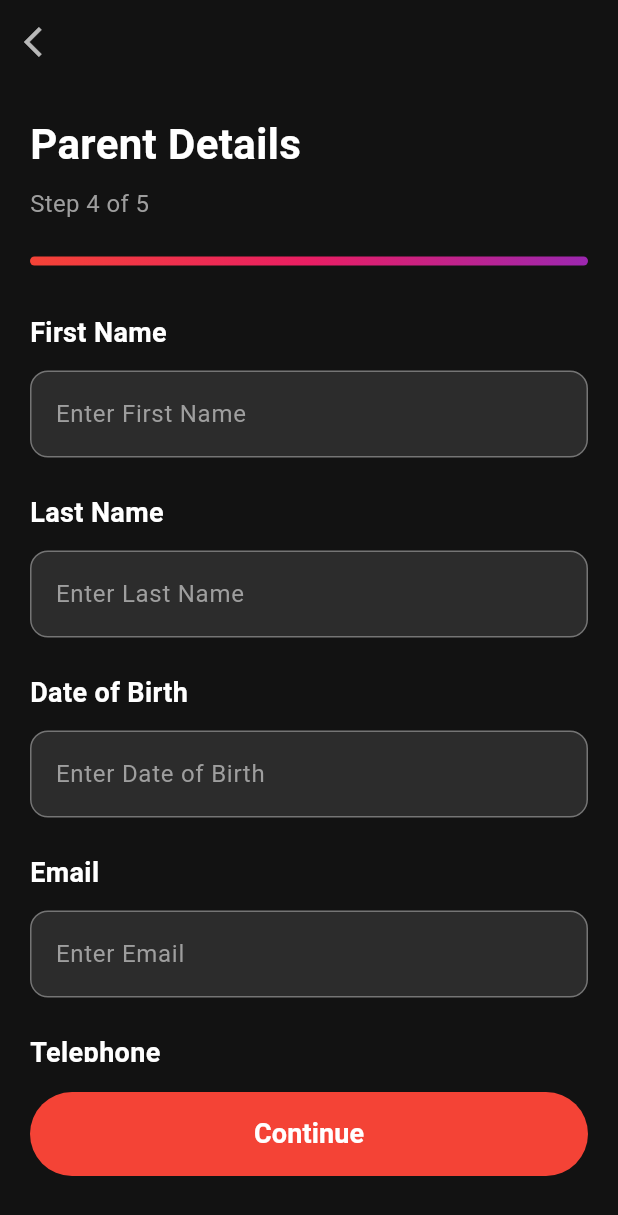
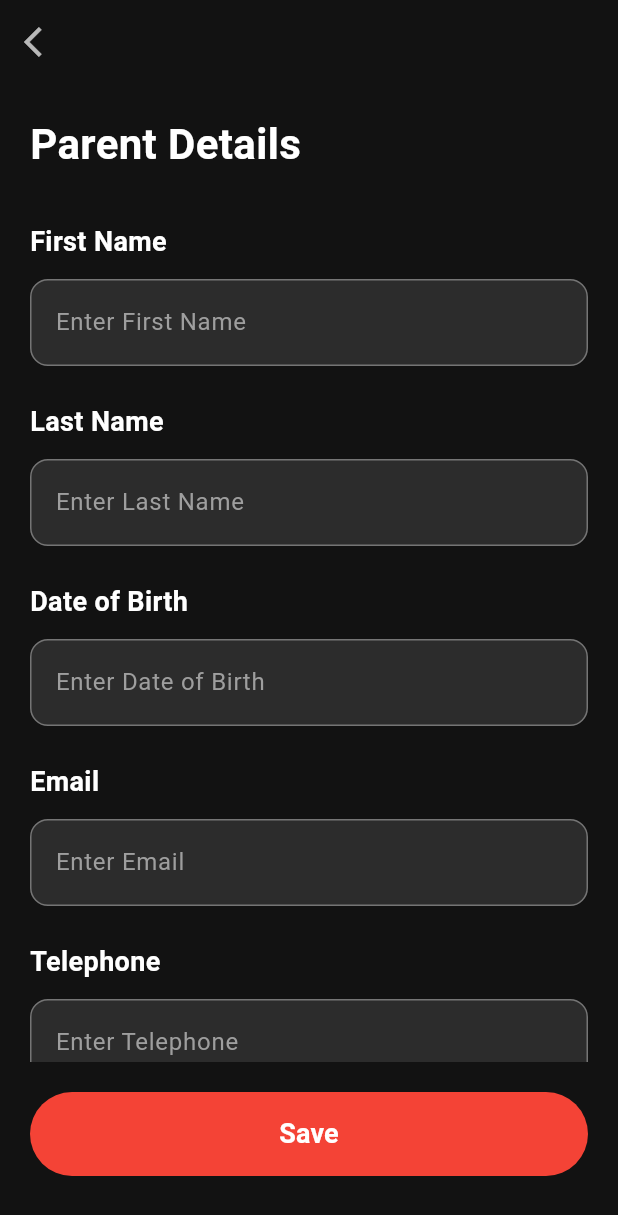
Before and after one commit to alinajfi/sports_app, a Flutter app: the ParentDetailsPage screen opened directly with empty values, on a phone screen of 412 x 824 dp. Shown: the top 1215 px of the screen. Run offline on Flutter 3.47's test engine with Material 3 defaults, Android fonts, the phone set to English and light mode, and no system bars; our stand-ins replace camera, cloud_firestore, file_picker, firebase_core, firebase_messaging, fluttertoast and 8 more; missing offline and left inert: flutter_barcode_scanner_plus, photofilters; accounts and stored records are empty; network calls fail.

```diff
--- a/lib/model/login_response_model.dart
+++ b/lib/model/login_response_model.dart
@@ -62,7 +62,7 @@ class User {
   final String? x;
   final String? bio;
   final String? affiliateCode;
-  final String? sportId;
+  final dynamic sportId;
 
   User({
     required this.id,
--- a/lib/services/auth_service.dart
+++ b/lib/services/auth_service.dart
@@ -3,8 +3,6 @@ import 'dart:developer';
 
 import 'package:http/http.dart' as http;
 import 'package:prime_social_media_flutter_ui_kit/constants/api_constants.dart';
-import 'package:prime_social_media_flutter_ui_kit/constants/db_constants.dart';
-import 'package:prime_social_media_flutter_ui_kit/controller/db_controller.dart';
 import 'package:prime_social_media_flutter_ui_kit/model/login_response_model.dart';
 import 'package:prime_social_media_flutter_ui_kit/model/user_model.dart';
 import 'package:prime_social_media_flutter_ui_kit/utils/common_api_functions.dart';
--- a/lib/views/signup/pages/parent_details_page.dart
+++ b/lib/views/signup/pages/parent_details_page.dart
@@ -82,18 +82,6 @@ class ParentDetailsPage extends StatelessWidget {
                           fontSize: 28,
                           fontWeight: FontWeight.bold,
                           color: Colors.white)),
-                  const SizedBox(height: 8),
-                  const Text('Step 4 of 5',
-                      style: TextStyle(fontSize: 16, color: Colors.grey)),
-                  const SizedBox(height: 24),
-                  Container(
-                    height: 6,
-                    decoration: BoxDecoration(
-                        borderRadius: BorderRadius.circular(3),
-                        gradient: const LinearGradient(
-                            colors: [Colors.red, Colors.pink, Colors.purple],
-                            stops: [0.0, 0.5, 1.0])),
-                  ),
                   const SizedBox(height: 32),
                   Expanded(
                     child: SingleChildScrollView(
@@ -149,7 +137,7 @@ class ParentDetailsPage extends StatelessWidget {
                                   .value
                               ? const CircularProgressIndicator(
                                   color: Colors.white)
-                              : const Text('Continue',
+                              : const Text('Save',
                                   style: TextStyle(
                                       fontSize: 18,
                                       fontWeight: FontWeight.w600,
```
Also changed, not shown: pubspec.lock, 2 other files.
